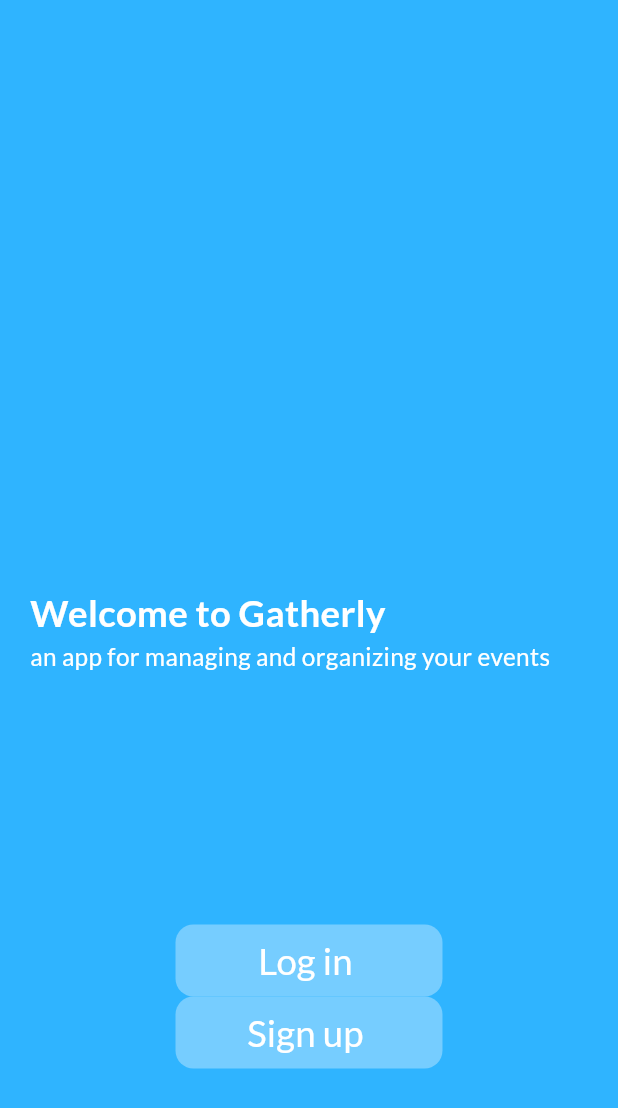
After one commit to abdelrahman3003/Garherly, a Flutter app: the screen it shows after launch, on a phone screen of 412 x 824 dp. The commit adds this screen. Shown: the top 1108 px of the screen. Run offline on Flutter 3.47's test engine with Material 3 defaults, Android fonts, the phone set to English and light mode, and no system bars; our stand-ins replace flutter_screenutil, get, google_fonts.

Commit message:
welcome screan and auth

```diff
--- a/lib/core/constatnt/app_color.dart
+++ b/lib/core/constatnt/app_color.dart
@@ -1,5 +1,6 @@
 import 'package:flutter/material.dart';
 
 class ColorsApp {
-  static const Color kprimaryColor1 = Color(0xff78CEFF);
+  static const Color primary = Color(0xff2fb4ff);
+  static const Color secondry = Color(0xff778CEFF);
 }
--- /dev/null
+++ b/lib/core/constatnt/routApp.dart
@@ -0,0 +1,10 @@
+import 'package:gatherly/view/splash/splash_view.dart';
+import 'package:gatherly/view/welcome/welcome_view.dart';
+import 'package:get/get_navigation/src/routes/get_route.dart';
+
+const kSplashView = "/SplashView";
+const kWelcomeView = "/WelcomeView";
+List<GetPage<dynamic>>? getPages = [
+  GetPage(name: "/", page: () => const SplashView()),
+  GetPage(name: kWelcomeView, page: () => const WelcomeView()),
+];
--- /dev/null
+++ b/lib/core/shared/app_button.dart
@@ -0,0 +1,34 @@
+import 'package:flutter/material.dart';
+import 'package:flutter_screenutil/flutter_screenutil.dart';
+import 'package:gatherly/core/constatnt/app_color.dart';
+
+class AppButton extends StatelessWidget {
+  const AppButton({super.key, this.onPressed, required this.name});
+  final void Function()? onPressed;
+  final String name;
+  @override
+  Widget build(BuildContext context) {
+    return Container(
+
+      decoration: BoxDecoration(borderRadius: BorderRadius.circular(12),
+      color: ColorsApp.secondry,
+      ),
+      child: MaterialButton(
+        padding: const EdgeInsets.symmetric(horizontal: 20),
+
+        onPressed: onPressed,
+
+        height: 41.h,
+        minWidth: 162.w,
+        child: Text(
+          name,
+          style: TextStyle(
+            fontSize: 24.sp,
+            color: Colors.white,
+            fontWeight: FontWeight.w400,
+          ),
+        ),
+      ),
+    );
+  }
+}
--- a/lib/main.dart
+++ b/lib/main.dart
@@ -1,5 +1,8 @@
 import 'package:flutter/material.dart';
-import 'package:gatherly/view/splash/splash_view.dart';
+import 'package:flutter_screenutil/flutter_screenutil.dart';
+import 'package:gatherly/view/welcome/welcome_view.dart';
+import 'package:get/get_navigation/src/root/get_material_app.dart';
+import 'package:google_fonts/google_fonts.dart';
 
 void main() {
   runApp(const Gatherly());
@@ -11,11 +14,15 @@ class Gatherly extends StatelessWidget {
   // This widget is the root of your application.
   @override
   Widget build(BuildContext context) {
-    return MaterialApp(
-      debugShowCheckedModeBanner: false,
-      title: 'Flutter Demo',
-      theme: ThemeData(),
-      home: Scaffold(body: SplashView()),
-    );
+    return ScreenUtilInit(
+        designSize: const Size(375, 812),
+        minTextAdapt: true,
+        splitScreenMode: true,
+        builder: (context, child) => GetMaterialApp(
+              debugShowCheckedModeBanner: false,
+              title: 'Flutter Dem',
+              theme: ThemeData(textTheme: GoogleFonts.latoTextTheme()),
+              home: const WelcomeView(),
+            ));
   }
 }
--- a/lib/view/splash/splash_view.dart
+++ b/lib/view/splash/splash_view.dart
@@ -1,5 +1,4 @@
 import 'package:flutter/material.dart';
-import 'package:gatherly/core/constatnt/app_color.dart';
 
 import 'widgets/spalsh_view_body.dart';
 
@@ -8,7 +7,6 @@ class SplashView extends StatelessWidget {
 
   @override
   Widget build(BuildContext context) {
-    return Scaffold(
-        backgroundColor: ColorsApp.kprimaryColor1, body: SplashBody());
+    return Scaffold(body: SplashBody());
   }
 }
--- a/lib/view/splash/widgets/spalsh_view_body.dart
+++ b/lib/view/splash/widgets/spalsh_view_body.dart
@@ -1,6 +1,8 @@
 import 'package:flutter/material.dart';
-
-import 'textAnimatio.dart';
+import 'package:gatherly/core/constatnt/routApp.dart';
+import 'package:gatherly/view/splash/widgets/textAnimatio.dart';
+import 'package:get/get_core/src/get_main.dart';
+import 'package:get/get_navigation/get_navigation.dart';
 
 class SplashBody extends StatefulWidget {
   const SplashBody({super.key});
@@ -17,7 +19,8 @@ class _SplashBodyState extends State<SplashBody>
   @override
   void initState() {
     animate();
-
+    Get.offNamed(kWelcomeView);
+    super.initState();
   }
 
   @override
@@ -32,7 +35,7 @@ class _SplashBodyState extends State<SplashBody>
       mainAxisAlignment: MainAxisAlignment.center,
       crossAxisAlignment: CrossAxisAlignment.stretch,
       children: [
-
+        const SizedBox(height: 6),
         textAnimation(slidinganmation: slidinganmation)
       ],
     );
--- /dev/null
+++ b/lib/view/welcome/welcome_view.dart
@@ -0,0 +1,15 @@
+import 'package:flutter/material.dart';
+import 'package:gatherly/core/constatnt/app_color.dart';
+import 'package:gatherly/view/welcome/widget/welcome_View_Body.dart';
+
+class WelcomeView extends StatelessWidget {
+  const WelcomeView({super.key});
+
+  @override
+  Widget build(BuildContext context) {
+    return const Scaffold(
+      backgroundColor: ColorsApp.primary,
+      body: WelcomeViewBody(),
+    );
+  }
+}
--- /dev/null
+++ b/lib/view/welcome/widget/welcome_View_Body.dart
@@ -0,0 +1,42 @@
+import 'package:flutter/material.dart';
+import 'package:flutter_screenutil/flutter_screenutil.dart';
+import 'package:gatherly/core/shared/app_button.dart';
+
+class WelcomeViewBody extends StatelessWidget {
+  const WelcomeViewBody({super.key});
+
+  @override
+  Widget build(BuildContext context) {
+    return Padding(
+      padding: const EdgeInsets.symmetric(horizontal: 20),
+      child: Column(
+        crossAxisAlignment: CrossAxisAlignment.start,
+        children: [
+       const   Spacer(flex: 7),
+          Text(
+            "Welcome to Gatherly ",
+            style: TextStyle(
+              fontSize: 24.sp,
+              fontWeight: FontWeight.w700,
+              color: Colors.white,
+            ),
+            textAlign: TextAlign.start,
+          ),
+          Text(
+            "an app for managing and organizing your events  ",
+            style: TextStyle(
+              fontSize: 16.sp,
+              fontWeight: FontWeight.w400,
+              color: Colors.white,
+            ),
+            textAlign: TextAlign.start,
+          ),
+          Spacer(flex: 3),
+          const Center(child: AppButton(name: "Log in ")),
+          const Center(child: AppButton(name: "Sign up ")),
+          Spacer(flex: 2),
+        ],
+      ),
+    );
+  }
+}
--- a/pubspec.yaml
+++ b/pubspec.yaml
@@ -33,8 +33,10 @@ dependencies:
   firebase_messaging: ^14.9.1
   flutter:
     sdk: flutter
-  flutter_splash_screen: ^3.0.0
+  flutter_native_splash: ^2.4.0
+  flutter_screenutil: ^5.9.0
   get: ^4.6.6
+  google_fonts: ^6.2.1
 
 dev_dependencies:
   flutter_lints: ^3.0.0
@@ -43,7 +45,6 @@ dev_dependencies:
 flutter_native_splash:
   color: "#42a5f5"
   android_gravity: center
-
 # For information on the generic Dart part of this file, see the
 # following page: https://dart.dev/tools/pub/pubspec
 # The following section is specific to Flutter packages.
```
Also changed, not shown: lib/core/constatnt/assets.dart (added), pubspec.lock.
